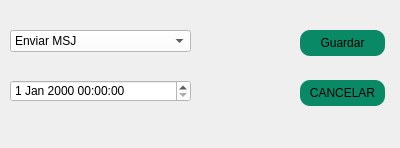
This is interfaz/Tareas_2ventana.ui in Supranet-ar/tvip as Qt 5 draws it before an edit. The edited form follows.
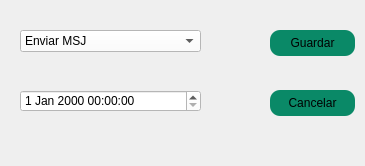
This is the edited form. Icons and pictures are not drawn.

Commit message: Tarea : Enviar publicidad y video a kodi

```diff
--- a/interfaz/Tareas_2ventana.ui
+++ b/interfaz/Tareas_2ventana.ui
@@ -6,8 +6,8 @@
    <rect>
     <x>0</x>
     <y>0</y>
-    <width>400</width>
-    <height>148</height>
+    <width>365</width>
+    <height>166</height>
    </rect>
   </property>
   <property name="windowTitle">
@@ -22,7 +22,7 @@
   <widget class="QPushButton" name="botonGuardar">
    <property name="geometry">
     <rect>
-     <x>300</x>
+     <x>270</x>
      <y>30</y>
      <width>85</width>
      <height>26</height>
@@ -40,8 +40,8 @@
   <widget class="QPushButton" name="botonGuardar_2">
    <property name="geometry">
     <rect>
-     <x>300</x>
-     <y>80</y>
+     <x>270</x>
+     <y>90</y>
      <width>85</width>
      <height>26</height>
     </rect>
@@ -52,13 +52,13 @@
 font: 75 11pt &quot;Bahnschrift Condensed&quot;;</string>
    </property>
    <property name="text">
-    <string>CANCELAR</string>
+    <string>Cancelar</string>
    </property>
   </widget>
   <widget class="QComboBox" name="comboBox">
    <property name="geometry">
     <rect>
-     <x>10</x>
+     <x>20</x>
      <y>30</y>
      <width>181</width>
      <height>22</height>
@@ -81,8 +81,8 @@
   <widget class="QDateTimeEdit" name="dateTimeEdit">
    <property name="geometry">
     <rect>
-     <x>10</x>
-     <y>80</y>
+     <x>20</x>
+     <y>90</y>
      <width>181</width>
      <height>22</height>
     </rect>
```
Left out of the diff: 10 changed lines with no effect on the pictures. The commit also changes 10 other files.
